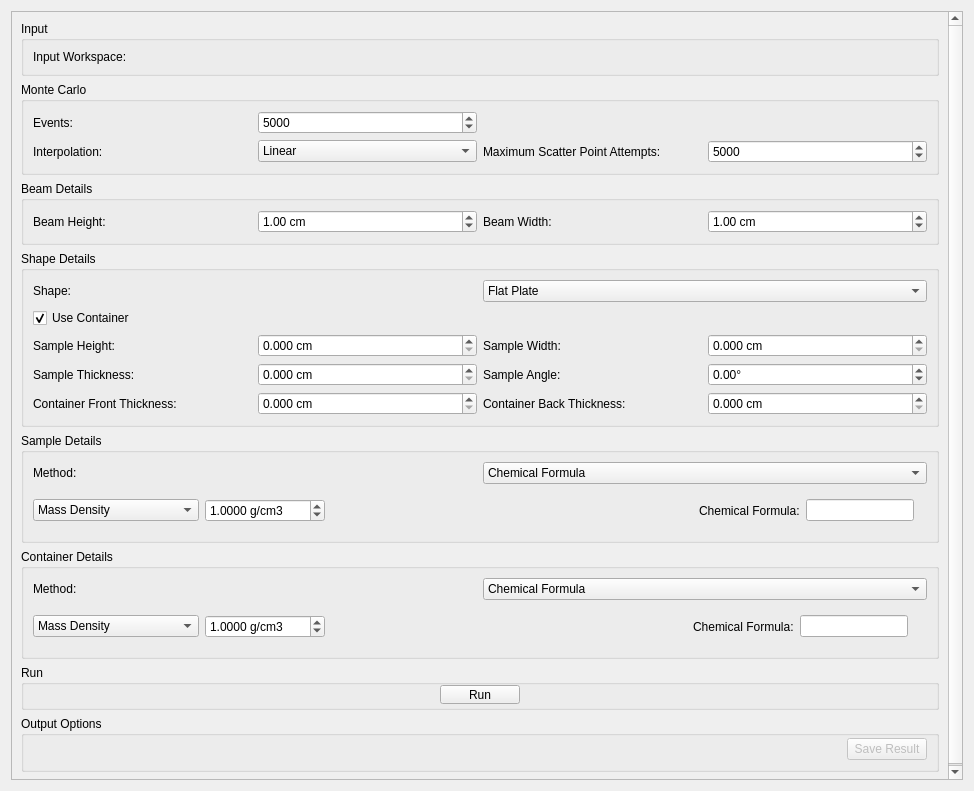
Above: qt/scientific_interfaces/Indirect/AbsorptionCorrections.ui from mantidproject/mantid before the change. Below: the same form after it.
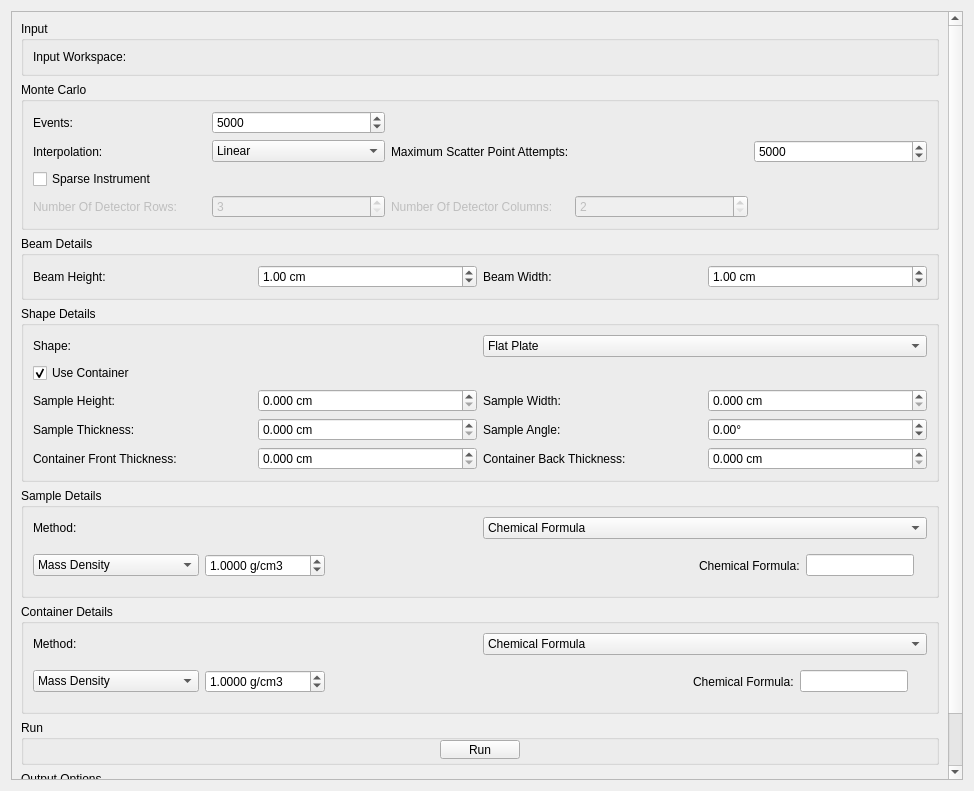
That is the form after the change. Custom widgets are drawn as their Qt base class.

Commit message: Add spare instrument fields to monte carlo absorption ui

What changed in the file:
```diff
--- a/qt/scientific_interfaces/Indirect/AbsorptionCorrections.ui
+++ b/qt/scientific_interfaces/Indirect/AbsorptionCorrections.ui
@@ -158,6 +158,62 @@
             </property>
            </widget>
           </item>
+          <item row="3" column="0">
+           <widget class="QCheckBox" name="cbSparseInstrument">
+            <property name="text">
+             <string>Sparse Instrument</string>
+            </property>
+            <property name="checked">
+             <bool>false</bool>
+            </property>
+           </widget>
+          </item>
+          <item row="4" column="0">
+           <widget class="QLabel" name="lbNumberOfDetectorRows">
+            <property name="enabled">
+             <bool>false</bool>
+            </property>
+            <property name="text">
+             <string>Number Of Detector Rows:</string>
+            </property>
+           </widget>
+          </item>
+          <item row="4" column="1">
+           <widget class="QSpinBox" name="spNumberDetectorRows">
+            <property name="enabled">
+             <bool>false</bool>
+            </property>
+            <property name="minimum">
+             <number>3</number>
+            </property>
+            <property name="value">
+             <number>3</number>
+            </property>
+           </widget>
+          </item>
+          <item row="4" column="2">
+           <widget class="QLabel" name="lbNumberDetectorColumns">
+            <property name="enabled">
+             <bool>false</bool>
+            </property>
+            <property name="text">
+             <string>Number Of Detector Columns:</string>
+            </property>
+           </widget>
+          </item>
+          <item row="4" column="3">
+           <widget class="QSpinBox" name="spNumberDetectorColumns">
+            <property name="enabled">
+             <bool>false</bool>
+            </property>
+            <property name="minimum">
+             <number>2</number>
+            </property>
+            <property name="value">
+             <number>2</number>
+            </property>
+           </widget>
+          </item>
          </layout>
         </widget>
        </item>
```
Left out of the diff: 158 changed lines with no effect on the pictures.
